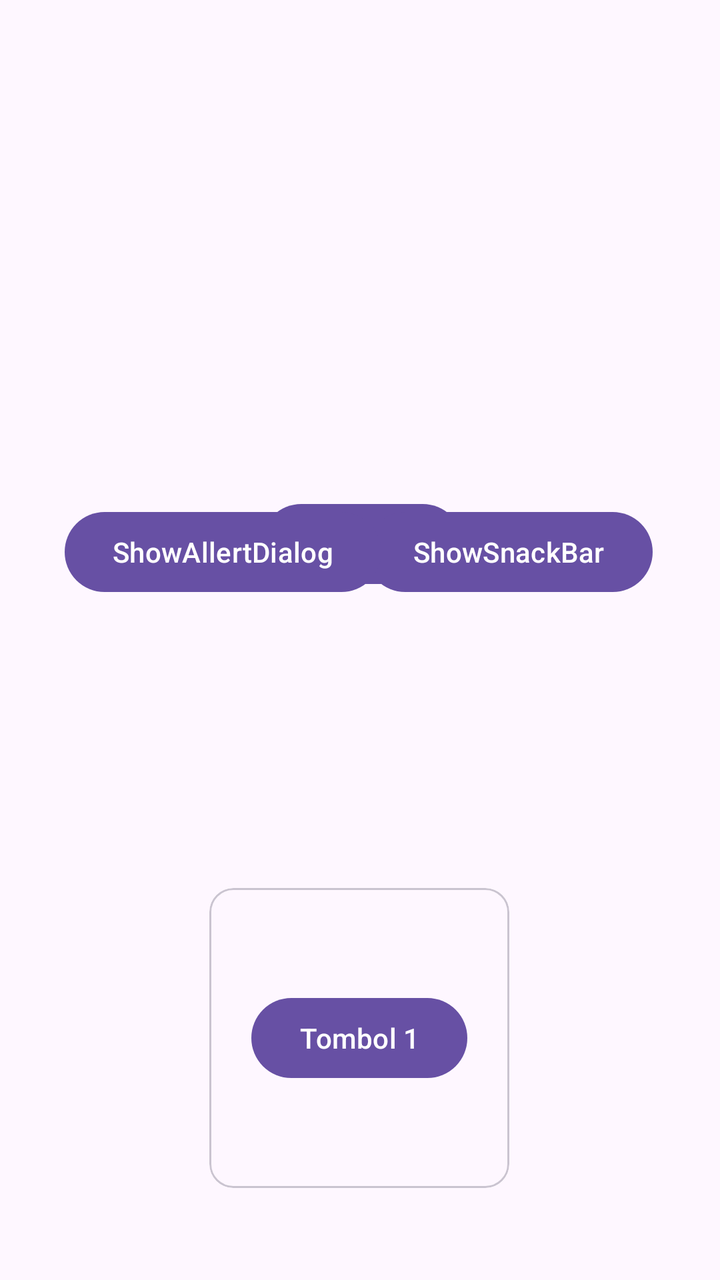
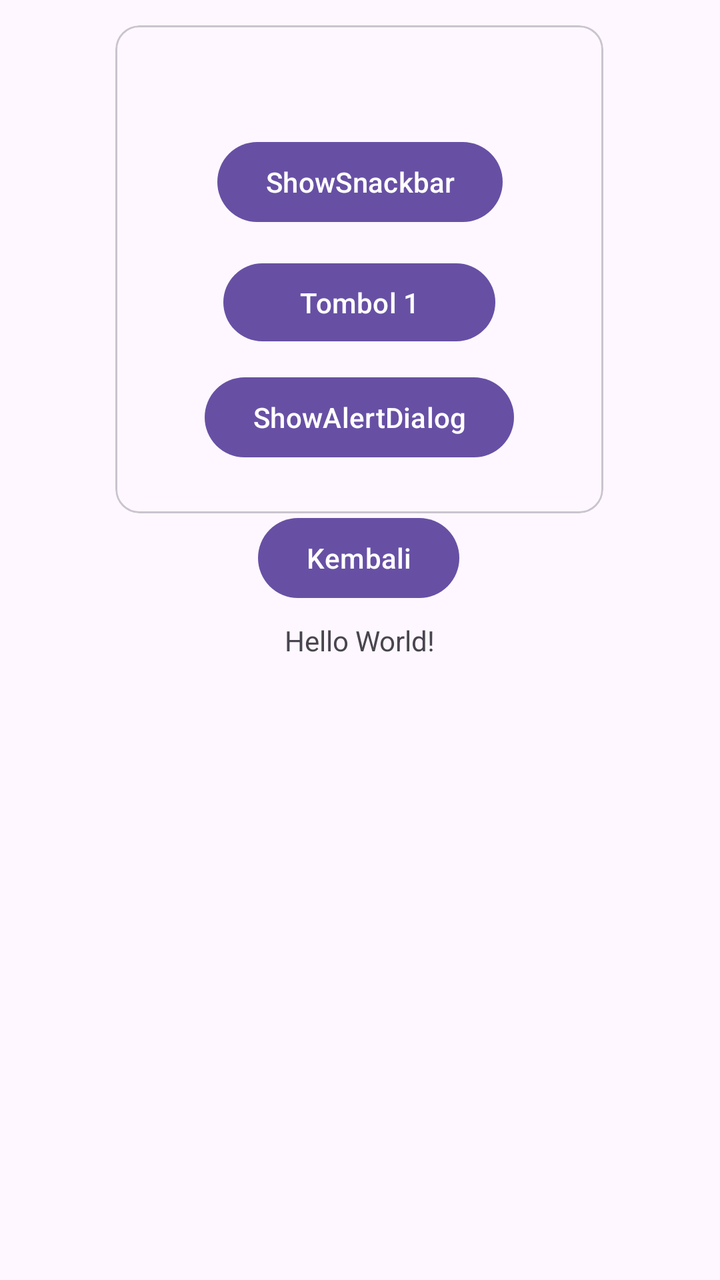

Before-and-after screenshots of an Android layout around one commit, followed by the original layout XML and the change that was made.
<!-- AndroidManifest.xml: application theme Theme.PratikumMobileRifa -->
<!-- res/layout/activity_fourth.xml -->
<?xml version="1.0" encoding="utf-8"?>
<androidx.constraintlayout.widget.ConstraintLayout xmlns:android="http://schemas.android.com/apk/res/android"
    xmlns:app="http://schemas.android.com/apk/res-auto"
    xmlns:tools="http://schemas.android.com/tools"
    android:id="@+id/main"
    android:layout_width="match_parent"
    android:layout_height="match_parent"
    tools:context=".pertemuan_4.FourthActivity">

    <Button
        android:id="@+id/btnkembali"
        android:layout_width="wrap_content"
        android:layout_height="wrap_content"
        android:layout_marginTop="248dp"
        android:text="Kembali"
        app:layout_constraintEnd_toEndOf="parent"
        app:layout_constraintHorizontal_bias="0.504"
        app:layout_constraintStart_toStartOf="parent"
        app:layout_constraintTop_toTopOf="parent" />

    <Button
        android:id="@+id/btnShowSnackbar"
        android:layout_width="wrap_content"
        android:layout_height="wrap_content"
        android:layout_marginBottom="340dp"
        android:text="ShowSnackBar"
        app:layout_constraintBottom_toBottomOf="parent"
        app:layout_constraintEnd_toEndOf="parent"
        app:layout_constraintHorizontal_bias="0.844"
        app:layout_constraintStart_toStartOf="parent" />

    <Button
        android:id="@+id/btnShowAlertDialog"
        android:layout_width="wrap_content"
        android:layout_height="wrap_content"
        android:layout_marginBottom="340dp"
        android:text="ShowAllertDialog"
        app:layout_constraintBottom_toBottomOf="parent"
        app:layout_constraintEnd_toEndOf="parent"
        app:layout_constraintHorizontal_bias="0.161"
        app:layout_constraintStart_toStartOf="parent" />

    <com.google.android.material.card.MaterialCardView
        android:layout_width="150dp"
        android:layout_height="150dp"
        android:layout_marginTop="444dp"
        app:layout_constraintEnd_toEndOf="parent"
        app:layout_constraintHorizontal_bias="0.498"
        app:layout_constraintStart_toStartOf="parent"
        app:layout_constraintTop_toTopOf="parent">

        <Button
            android:id="@+id/btn1"
            android:layout_width="wrap_content"
            android:layout_height="wrap_content"
            android:layout_gravity="center"
            android:text="Tombol 1" />

    </com.google.android.material.card.MaterialCardView>

</androidx.constraintlayout.widget.ConstraintLayout>
<!-- resources referenced by this layout -->
<resources>
  <style name="Theme.PratikumMobileRifa" parent="Base.Theme.PratikumMobileRifa" />
  <style name="Base.Theme.PratikumMobileRifa" parent="Theme.Material3.DayNight.NoActionBar">
          
          
      </style>
</resources>

<!-- the commit's change to res/layout/activity_fourth.xml (unified diff, before → after) -->
@@ -7,55 +7,80 @@
     android:layout_height="match_parent"
     tools:context=".pertemuan_4.FourthActivity">
 
+    <TextView
+        android:id="@+id/textView"
+        android:layout_width="wrap_content"
+        android:layout_height="wrap_content"
+        android:text="Hello World!"
+        app:layout_constraintBottom_toBottomOf="parent"
+        app:layout_constraintEnd_toEndOf="parent"
+        app:layout_constraintStart_toStartOf="parent"
+        app:layout_constraintTop_toTopOf="parent" />
+
     <Button
         android:id="@+id/btnkembali"
         android:layout_width="wrap_content"
         android:layout_height="wrap_content"
-        android:layout_marginTop="248dp"
         android:text="Kembali"
-        app:layout_constraintEnd_toEndOf="parent"
-        app:layout_constraintHorizontal_bias="0.504"
-        app:layout_constraintStart_toStartOf="parent"
-        app:layout_constraintTop_toTopOf="parent" />
-
-    <Button
-        android:id="@+id/btnShowSnackbar"
-        android:layout_width="wrap_content"
-        android:layout_height="wrap_content"
-        android:layout_marginBottom="340dp"
-        android:text="ShowSnackBar"
         app:layout_constraintBottom_toBottomOf="parent"
-        app:layout_constraintEnd_toEndOf="parent"
-        app:layout_constraintHorizontal_bias="0.844"
-        app:layout_constraintStart_toStartOf="parent" />
-
-    <Button
-        android:id="@+id/btnShowAlertDialog"
-        android:layout_width="wrap_content"
-        android:layout_height="wrap_content"
-        android:layout_marginBottom="340dp"
-        android:text="ShowAllertDialog"
-        app:layout_constraintBottom_toBottomOf="parent"
-        app:layout_constraintEnd_toEndOf="parent"
-        app:layout_constraintHorizontal_bias="0.161"
-        app:layout_constraintStart_toStartOf="parent" />
-
-    <com.google.android.material.card.MaterialCardView
-        android:layout_width="150dp"
-        android:layout_height="150dp"
-        android:layout_marginTop="444dp"
         app:layout_constraintEnd_toEndOf="parent"
         app:layout_constraintHorizontal_bias="0.498"
         app:layout_constraintStart_toStartOf="parent"
-        app:layout_constraintTop_toTopOf="parent">
+        app:layout_constraintTop_toTopOf="parent"
+        app:layout_constraintVertical_bias="0.431" />
 
-        <Button
-            android:id="@+id/btn1"
-            android:layout_width="wrap_content"
-            android:layout_height="wrap_content"
-            android:layout_gravity="center"
-            android:text="Tombol 1" />
+    <com.google.android.material.card.MaterialCardView
+        android:layout_width="244dp"
+        android:layout_height="244dp"
+        app:layout_constraintBottom_toBottomOf="parent"
+        app:layout_constraintEnd_toEndOf="parent"
+        app:layout_constraintHorizontal_bias="0.497"
+        app:layout_constraintStart_toStartOf="parent"
+        app:layout_constraintTop_toTopOf="parent"
+        app:layout_constraintVertical_bias="0.032">
+
+        <androidx.constraintlayout.widget.ConstraintLayout
+            android:layout_width="match_parent"
+            android:layout_height="match_parent"
+            android:layout_margin="20dp">
+
+            <Button
+                android:id="@+id/btn1"
+                android:layout_width="136dp"
+                android:layout_height="47dp"
+                android:text="Tombol 1"
+                app:layout_constraintBottom_toBottomOf="parent"
+                app:layout_constraintEnd_toEndOf="parent"
+                app:layout_constraintStart_toStartOf="parent"
+                app:layout_constraintTop_toTopOf="parent"
+                app:layout_constraintVertical_bias="0.605" />
+
+            <Button
+                android:id="@+id/btnShowSnackbar"
+                android:layout_width="wrap_content"
+                android:layout_height="wrap_content"
+
+                android:text="ShowSnackbar"
+                app:layout_constraintBottom_toBottomOf="@+id/btnShowAlertDialog"
+                app:layout_constraintEnd_toEndOf="parent"
+                app:layout_constraintHorizontal_bias="0.508"
+                app:layout_constraintStart_toStartOf="parent"
+                app:layout_constraintTop_toTopOf="parent"
+                app:layout_constraintVertical_bias="0.225" />
+
+            <Button
+                android:id="@+id/btnShowAlertDialog"
+                android:layout_width="wrap_content"
+                android:layout_height="wrap_content"
+                android:text="ShowAlertDialog"
+                app:layout_constraintBottom_toBottomOf="parent"
+                app:layout_constraintEnd_toEndOf="parent"
+                app:layout_constraintStart_toStartOf="parent"
+                app:layout_constraintTop_toTopOf="parent"
+                app:layout_constraintVertical_bias="0.974" />
+
+        </androidx.constraintlayout.widget.ConstraintLayout>
+
 
     </com.google.android.material.card.MaterialCardView>
-
 </androidx.constraintlayout.widget.ConstraintLayout>
